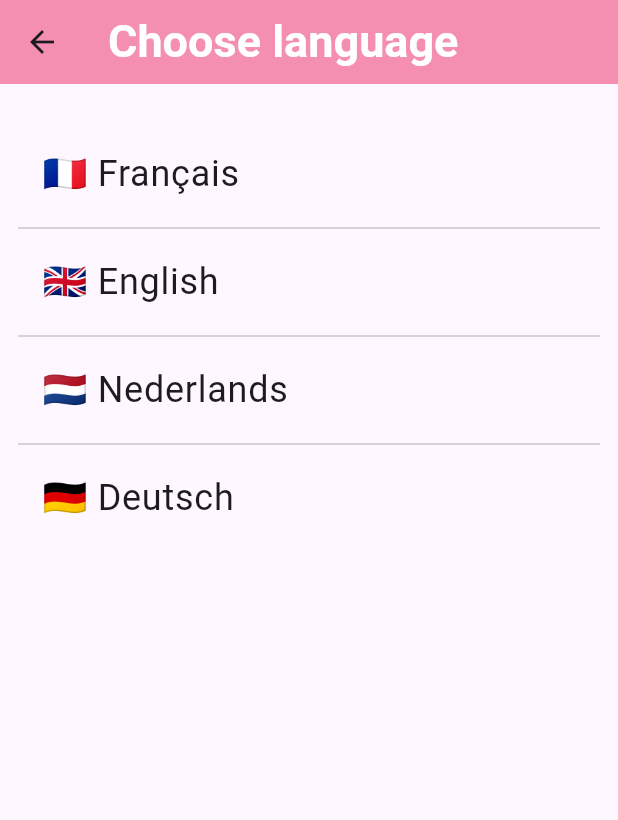
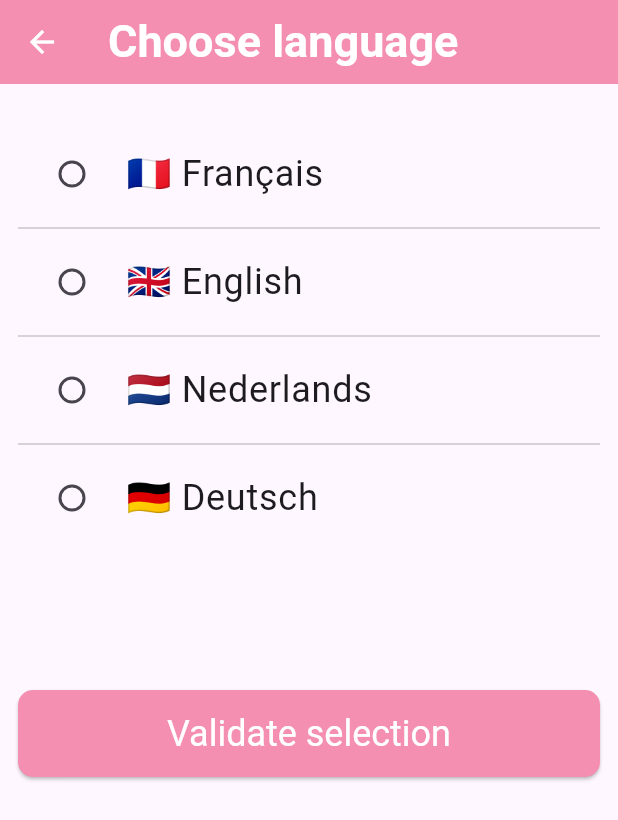
Before and after one commit to Frivox1/rememberme, a Flutter app: the SettingsScreen screen opened by its route, after a tap on "Language", on a phone screen of 412 x 824 dp. Shown: the top 820 px of the screen. Run offline on Flutter 3.47's test engine with Material 3 defaults, Android fonts, the phone set to English and light mode, and no system bars; our stand-ins replace flutter_local_notifications, hive, hive_flutter, share, table_calendar, timezone; missing offline and left inert: workmanager; accounts and stored records are empty.

Commit message:
dernier ajustement avant de commencer les langues

```diff
--- a/lib/screens/language_screen.dart
+++ b/lib/screens/language_screen.dart
@@ -1,9 +1,16 @@
 import 'package:flutter/material.dart';
 
-class LanguageScreen extends StatelessWidget {
+class LanguageScreen extends StatefulWidget {
+  const LanguageScreen({Key? key}) : super(key: key);
+
+  @override
+  _LanguageScreenState createState() => _LanguageScreenState();
+}
+
+class _LanguageScreenState extends State<LanguageScreen> {
+  String selectedLanguage = '';
+
   final double fontSize = 24;
-
-  const LanguageScreen({super.key});
 
   @override
   Widget build(BuildContext context) {
@@ -18,62 +25,107 @@ class LanguageScreen extends StatelessWidget {
             fontWeight: FontWeight.bold,
           ),
         ),
+        iconTheme: const IconThemeData(
+          color: Colors.white,
+        ),
       ),
       body: Padding(
         padding: const EdgeInsets.all(12.0),
-        child: ListView(
+        child: Column(
+          crossAxisAlignment: CrossAxisAlignment.stretch,
           children: <Widget>[
             const SizedBox(height: 20.0),
-            ListTile(
+            RadioListTile<String>(
               title: Text(
                 '🇫🇷 Français',
                 style: TextStyle(
                   fontSize: fontSize,
-                ), // Taille de police pour le texte
+                ),
               ),
-              onTap: () {
-                // Logique pour changer la langue en français
-                Navigator.pop(context, 'Français');
+              value: 'Français',
+              groupValue: selectedLanguage,
+              onChanged: (value) {
+                setState(() {
+                  selectedLanguage = value!;
+                });
               },
+              activeColor: Colors.pink,
             ),
             const Divider(), // Ajouter un diviseur
-            ListTile(
+            RadioListTile<String>(
               title: Text(
                 '🇬🇧 English',
                 style: TextStyle(
                   fontSize: fontSize,
-                ), // Taille de police pour le texte
+                ),
               ),
-              onTap: () {
-                // Logique pour changer la langue en anglais
-                Navigator.pop(context, 'English');
+              value: 'English',
+              groupValue: selectedLanguage,
+              onChanged: (value) {
+                setState(() {
+                  selectedLanguage = value!;
+                });
               },
+              activeColor: Colors.pink,
             ),
             const Divider(), // Ajouter un diviseur
-            ListTile(
+            RadioListTile<String>(
               title: Text(
                 '🇳🇱 Nederlands',
                 style: TextStyle(
                   fontSize: fontSize,
-                ), // Taille de police pour le texte
+                ),
               ),
-              onTap: () {
-                // Logique pour changer la langue en néerlandais
-                Navigator.pop(context, 'Nederlands');
+              value: 'Nederlands',
+              groupValue: selectedLanguage,
+              onChanged: (value) {
+                setState(() {
+                  selectedLanguage = value!;
+                });
               },
+              activeColor: Colors.pink,
             ),
             const Divider(), // Ajouter un diviseur
-            ListTile(
+            RadioListTile<String>(
               title: Text(
                 '🇩🇪 Deutsch',
                 style: TextStyle(
                   fontSize: fontSize,
-                ), // Taille de police pour le texte
+                ),
               ),
-              onTap: () {
-                // Logique pour changer la langue en allemand
-                Navigator.pop(context, 'Deutsch');
+              value: 'Deutsch',
+              groupValue: selectedLanguage,
+              onChanged: (value) {
+                setState(() {
+                  selectedLanguage = value!;
+                });
               },
+              activeColor: Colors.pink,
+            ),
+            SizedBox(height: 100.0),
+            SizedBox(
+              width: double.infinity,
+              child: ElevatedButton(
+                onPressed: () {
+                  // Logique pour valider la sélection de la langue ici
+                  // Vous pouvez accéder à la variable `selectedLanguage` pour obtenir la langue sélectionnée
+                },
+                style: ElevatedButton.styleFrom(
+                  foregroundColor: Colors.white,
+                  backgroundColor: Colors.pink[200],
+                  textStyle: const TextStyle(
+                    fontSize: 24,
+                  ),
+                  padding: const EdgeInsets.symmetric(
+                    vertical: 15,
+                    horizontal: 30,
+                  ),
+                  shape: RoundedRectangleBorder(
+                    borderRadius: BorderRadius.circular(10),
+                  ),
+                ),
+                child: const Text('Validate selection'),
+              ),
             ),
           ],
         ),
--- a/lib/screens/settings.dart
+++ b/lib/screens/settings.dart
@@ -20,7 +20,9 @@ class SettingsScreen extends StatelessWidget {
               fontWeight: FontWeight.bold,
             ),
           ),
-      ),
+          iconTheme: const IconThemeData(
+            color: Colors.white,
+          )),
       body: Consumer<PremiumProvider>(
         builder: (context, premiumProvider, _) {
           return ListView(
```
Lines whose indentation alone changed are shown as unchanged.
